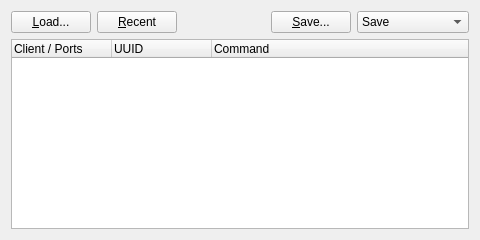
Before: the Qt Designer form src/qjackctlSessionForm.ui in rncbc/qjackctl, drawn with Qt 5.
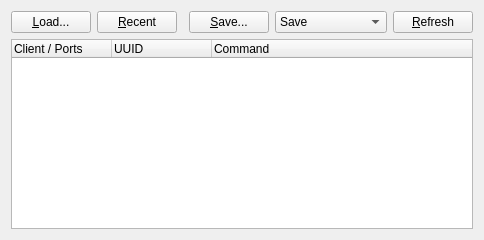
After: the same form once the commit is applied. Icons and pictures are not drawn.

Commit message: - JACK session management prettifying.

Patch:
```diff
--- a/src/qjackctlSessionForm.ui
+++ b/src/qjackctlSessionForm.ui
@@ -105,7 +105,20 @@
      </item>
     </widget>
    </item>
-   <item row="1" column="0" colspan="5">
+   <item row="0" column="5">
+    <widget class="QPushButton" name="UpdateSessionPushButton">
+     <property name="toolTip">
+      <string>Update session</string>
+     </property>
+     <property name="text">
+      <string>&amp;Refresh</string>
+     </property>
+     <property name="icon">
+	  <iconset resource="qjackctl.qrc">:/images/refresh1.png</iconset>
+     </property>
+    </widget>
+   </item>
+   <item row="1" column="0" colspan="6">
     <widget class="QTreeWidget" name="SessionTreeView">
      <property name="rootIsDecorated">
       <bool>false</bool>
```
Left out of the diff: 1 changed line with no effect on the pictures. The commit also changes 12 other files.
